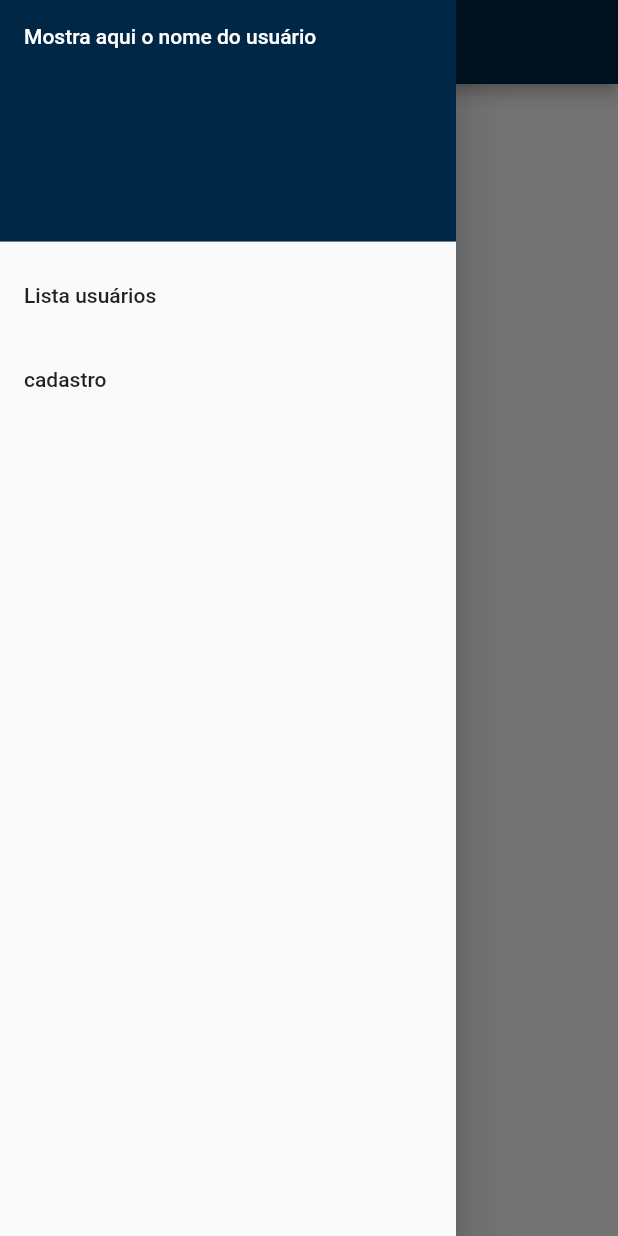
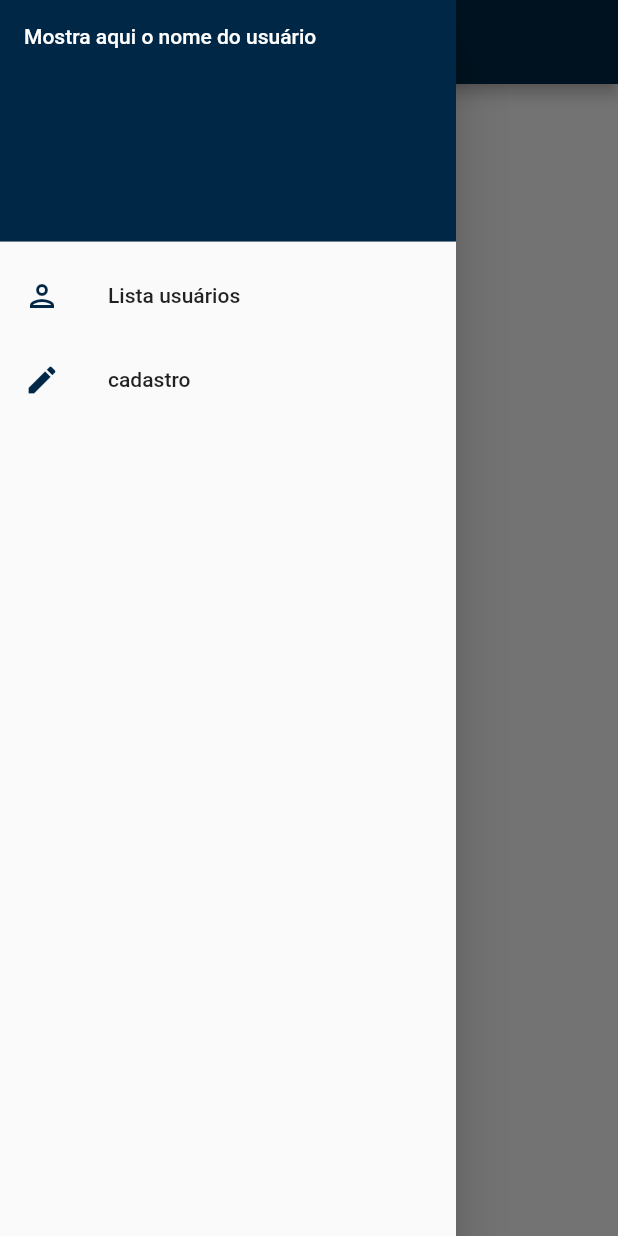
Before and after one commit to viniciusgalileu/controlusers, a Flutter app: the MyHomePage screen opened directly with empty values, with the side drawer open, on a phone screen of 412 x 824 dp. Run offline on Flutter 3.47's test engine with Material 2 defaults, Android fonts, the phone set to English and light mode, and no system bars; statements that could not run were skipped.

Commit message:
criação páginas

```diff
--- a/lib/drawer.dart
+++ b/lib/home.dart
@@ -47,6 +47,10 @@ class MyHomePage extends StatelessWidget {
               ),
             ),
             ListTile(
+              leading: const Icon(
+                Icons.person_outlined,
+                color: Color.fromARGB(255, 1, 39, 70),
+              ),
               title: const Text('Lista usuários'),
               onTap: () {
                 // Update the state of the app
@@ -56,6 +60,10 @@ class MyHomePage extends StatelessWidget {
               },
             ),
             ListTile(
+              leading: const Icon(
+                Icons.edit,
+                color: Color.fromARGB(255, 1, 39, 70),
+              ),
               title: const Text('cadastro'),
               onTap: () {
                 // Update the state of the app
```
